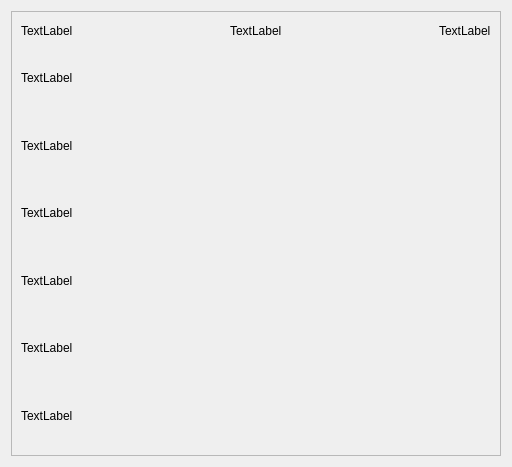
Old version of the form ui/test.ui in the repository SwordKorn20/Sheets.
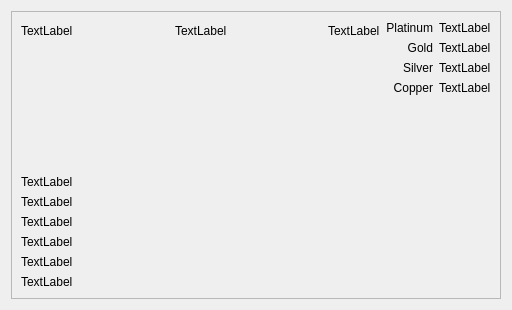
New version of the form.

Diff of the .ui file:
```diff
--- a/ui/test.ui
+++ b/ui/test.ui
@@ -7,14 +7,14 @@
     <x>0</x>
     <y>0</y>
     <width>512</width>
-    <height>467</height>
+    <height>310</height>
    </rect>
   </property>
   <property name="windowTitle">
    <string>Dialog</string>
   </property>
-  <layout class="QGridLayout" name="gridLayout_2">
-   <item row="0" column="0">
+  <layout class="QVBoxLayout" name="verticalLayout_5">
+   <item>
     <widget class="QFrame" name="frame">
      <property name="frameShape">
       <enum>QFrame::StyledPanel</enum>
@@ -22,8 +22,171 @@
      <property name="frameShadow">
       <enum>QFrame::Raised</enum>
      </property>
+     <layout class="QGridLayout" name="gridLayout_2">
+      <item row="0" column="0">
+       <layout class="QVBoxLayout" name="verticalLayout_4">
+        <item>
      <layout class="QGridLayout" name="gridLayout">
+          <item row="0" column="0">
+           <layout class="QHBoxLayout" name="horizontalLayout_2">
+            <item>
+             <widget class="QLabel" name="label">
+              <property name="text">
+               <string>TextLabel</string>
+              </property>
+             </widget>
+            </item>
+            <item>
+             <spacer name="horizontalSpacer">
+              <property name="orientation">
+               <enum>Qt::Horizontal</enum>
+              </property>
+              <property name="sizeHint" stdset="0">
+               <size>
+                <width>40</width>
+                <height>20</height>
+               </size>
+              </property>
+             </spacer>
+            </item>
+            <item>
+             <widget class="QLabel" name="label_2">
+              <property name="text">
+               <string>TextLabel</string>
+              </property>
+             </widget>
+            </item>
+            <item>
+             <spacer name="horizontalSpacer_2">
+              <property name="orientation">
+               <enum>Qt::Horizontal</enum>
+              </property>
+              <property name="sizeHint" stdset="0">
+               <size>
+                <width>40</width>
+                <height>20</height>
+               </size>
+              </property>
+             </spacer>
+            </item>
+            <item>
+             <widget class="QLabel" name="label_3">
+              <property name="text">
+               <string>TextLabel</string>
+              </property>
+             </widget>
+            </item>
+           </layout>
+          </item>
+          <item row="0" column="1" rowspan="2">
+           <layout class="QHBoxLayout" name="horizontalLayout">
+            <item>
+             <layout class="QVBoxLayout" name="verticalLayout">
+              <item>
+               <widget class="QLabel" name="label_10">
+                <property name="text">
+                 <string>Platinum</string>
+                </property>
+                <property name="alignment">
+                 <set>Qt::AlignRight|Qt::AlignTrailing|Qt::AlignVCenter</set>
+                </property>
+               </widget>
+              </item>
+              <item>
+               <widget class="QLabel" name="label_13">
+                <property name="text">
+                 <string>Gold</string>
+                </property>
+                <property name="alignment">
+                 <set>Qt::AlignRight|Qt::AlignTrailing|Qt::AlignVCenter</set>
+                </property>
+               </widget>
+              </item>
+              <item>
+               <widget class="QLabel" name="label_15">
+                <property name="text">
+                 <string>Silver</string>
+                </property>
+                <property name="alignment">
+                 <set>Qt::AlignRight|Qt::AlignTrailing|Qt::AlignVCenter</set>
+                </property>
+               </widget>
+              </item>
+              <item>
+               <widget class="QLabel" name="label_17">
+                <property name="text">
+                 <string>Copper</string>
+                </property>
+                <property name="alignment">
+                 <set>Qt::AlignRight|Qt::AlignTrailing|Qt::AlignVCenter</set>
+                </property>
+               </widget>
+              </item>
+             </layout>
+            </item>
+            <item>
+             <layout class="QVBoxLayout" name="verticalLayout_3">
+              <item>
+               <widget class="QLabel" name="label_11">
+                <property name="text">
+                 <string>TextLabel</string>
+                </property>
+               </widget>
+              </item>
+              <item>
+               <widget class="QLabel" name="label_12">
+                <property name="text">
+                 <string>TextLabel</string>
+                </property>
+               </widget>
+              </item>
+              <item>
+               <widget class="QLabel" name="label_14">
+                <property name="text">
+                 <string>TextLabel</string>
+                </property>
+               </widget>
+              </item>
+              <item>
+               <widget class="QLabel" name="label_16">
+                <property name="text">
+                 <string>TextLabel</string>
+                </property>
+               </widget>
+              </item>
+             </layout>
+            </item>
+           </layout>
+          </item>
       <item row="1" column="0">
+           <spacer name="verticalSpacer">
+            <property name="orientation">
+             <enum>Qt::Vertical</enum>
+            </property>
+            <property name="sizeHint" stdset="0">
+             <size>
+              <width>20</width>
+              <height>40</height>
+             </size>
+            </property>
+           </spacer>
+          </item>
+         </layout>
+        </item>
+        <item>
+         <spacer name="verticalSpacer_2">
+          <property name="orientation">
+           <enum>Qt::Vertical</enum>
+          </property>
+          <property name="sizeHint" stdset="0">
+           <size>
+            <width>20</width>
+            <height>40</height>
+           </size>
+          </property>
+         </spacer>
+        </item>
+        <item>
        <layout class="QVBoxLayout" name="verticalLayout_2">
         <item>
          <widget class="QLabel" name="label_4">
@@ -69,70 +232,8 @@
         </item>
        </layout>
       </item>
-      <item row="0" column="0" colspan="2">
-       <layout class="QHBoxLayout" name="horizontalLayout">
-        <item>
-         <widget class="QLabel" name="label">
-          <property name="text">
-           <string>TextLabel</string>
-          </property>
-         </widget>
-        </item>
-        <item>
-         <spacer name="horizontalSpacer">
-          <property name="orientation">
-           <enum>Qt::Horizontal</enum>
-          </property>
-          <property name="sizeHint" stdset="0">
-           <size>
-            <width>40</width>
-            <height>20</height>
-           </size>
-          </property>
-         </spacer>
-        </item>
-        <item>
-         <widget class="QLabel" name="label_2">
-          <property name="text">
-           <string>TextLabel</string>
-          </property>
-         </widget>
-        </item>
-        <item>
-         <spacer name="horizontalSpacer_2">
-          <property name="orientation">
-           <enum>Qt::Horizontal</enum>
-          </property>
-          <property name="sizeHint" stdset="0">
-           <size>
-            <width>40</width>
-            <height>20</height>
-           </size>
-          </property>
-         </spacer>
-        </item>
-        <item>
-         <widget class="QLabel" name="label_3">
-          <property name="text">
-           <string>TextLabel</string>
-          </property>
-         </widget>
-        </item>
        </layout>
       </item>
-      <item row="1" column="1">
-       <spacer name="verticalSpacer">
-        <property name="orientation">
-         <enum>Qt::Vertical</enum>
-        </property>
-        <property name="sizeHint" stdset="0">
-         <size>
-          <width>20</width>
-          <height>394</height>
-         </size>
-        </property>
-       </spacer>
-      </item>
      </layout>
     </widget>
    </item>
```
Lines whose indentation alone changed are shown as unchanged.
